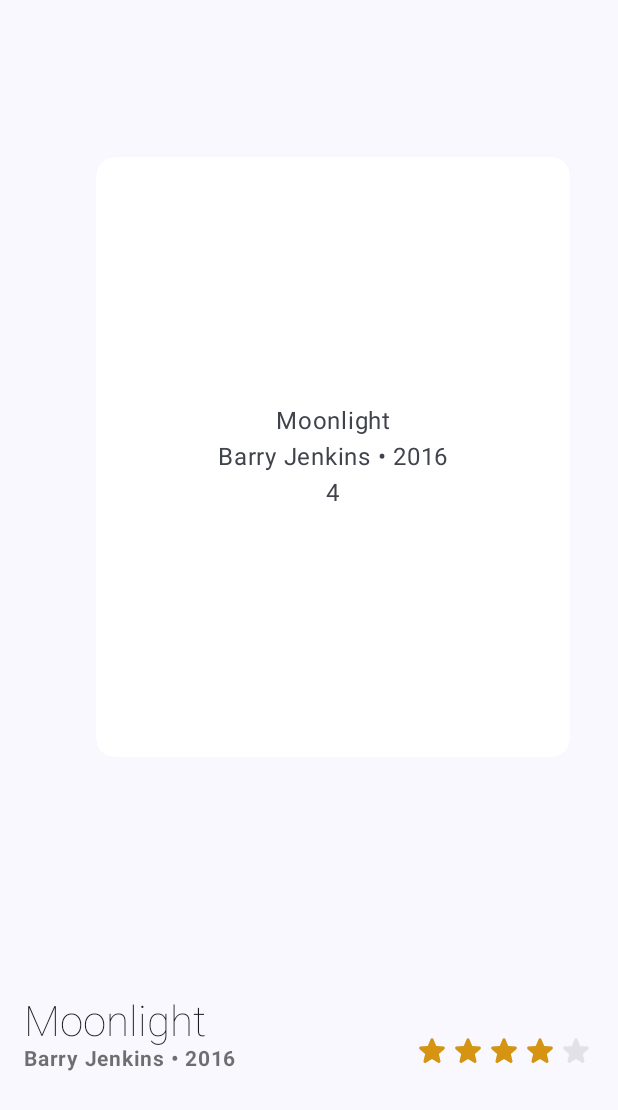
After one commit to NoXis82/CustomPagerCompose, an Android app built with Jetpack Compose: the composable MoviePager shown on its own in the app's theme, on a phone screen of 412 x 824 dp. The commit adds this screen. Shown: the top 1110 px of the screen. Run offline under Robolectric (Android 15) with nearby library versions, the phone set to English and light mode, and no system bars.

Commit message:
add movie pager

```diff
--- a/app/src/main/java/ru/noxis/custompagercompose/MainActivity.kt
+++ b/app/src/main/java/ru/noxis/custompagercompose/MainActivity.kt
@@ -1,9 +1,11 @@
 package ru.noxis.custompagercompose
 
+import android.os.Build
 import android.os.Bundle
 import androidx.activity.ComponentActivity
 import androidx.activity.compose.setContent
 import androidx.activity.enableEdgeToEdge
+import androidx.annotation.RequiresApi
 import androidx.compose.foundation.layout.fillMaxSize
 import androidx.compose.foundation.layout.padding
 import androidx.compose.material3.Scaffold
@@ -14,6 +16,7 @@ import androidx.compose.ui.tooling.preview.Preview
 import ru.noxis.custompagercompose.ui.theme.CustomPagerComposeTheme
 
 class MainActivity : ComponentActivity() {
+    @RequiresApi(Build.VERSION_CODES.S)
     override fun onCreate(savedInstanceState: Bundle?) {
         super.onCreate(savedInstanceState)
         enableEdgeToEdge()
@@ -21,7 +24,8 @@ class MainActivity : ComponentActivity() {
             CustomPagerComposeTheme {
                 Scaffold(modifier = Modifier.fillMaxSize()) { innerPadding ->
 //                    CubePager(modifier = Modifier.padding(innerPadding))
-                    CircleRevealPager(modifier = Modifier.padding(innerPadding))
+//                    CircleRevealPager(modifier = Modifier.padding(innerPadding))
+                    MoviePager(modifier = Modifier.padding(innerPadding))
                 }
             }
         }
--- /dev/null
+++ b/app/src/main/java/ru/noxis/custompagercompose/MoviePager.kt
@@ -0,0 +1,293 @@
+package ru.noxis.custompagercompose
+
+import android.graphics.RenderEffect
+import android.graphics.Shader
+import android.os.Build
+import androidx.annotation.RequiresApi
+import androidx.compose.animation.core.Spring
+import androidx.compose.animation.core.animateFloatAsState
+import androidx.compose.animation.core.spring
+import androidx.compose.foundation.background
+import androidx.compose.foundation.layout.Arrangement
+import androidx.compose.foundation.layout.Box
+import androidx.compose.foundation.layout.Column
+import androidx.compose.foundation.layout.Row
+import androidx.compose.foundation.layout.fillMaxSize
+import androidx.compose.foundation.layout.fillMaxWidth
+import androidx.compose.foundation.layout.height
+import androidx.compose.foundation.layout.padding
+import androidx.compose.foundation.layout.size
+import androidx.compose.foundation.pager.HorizontalPager
+import androidx.compose.foundation.pager.VerticalPager
+import androidx.compose.foundation.pager.rememberPagerState
+import androidx.compose.material.icons.Icons
+import androidx.compose.material.icons.rounded.Star
+import androidx.compose.material3.Card
+import androidx.compose.material3.CardDefaults
+import androidx.compose.material3.Icon
+import androidx.compose.material3.MaterialTheme
+import androidx.compose.material3.Text
+import androidx.compose.runtime.Composable
+import androidx.compose.runtime.LaunchedEffect
+import androidx.compose.runtime.derivedStateOf
+import androidx.compose.runtime.getValue
+import androidx.compose.runtime.remember
+import androidx.compose.runtime.snapshotFlow
+import androidx.compose.ui.Alignment
+import androidx.compose.ui.Modifier
+import androidx.compose.ui.draw.alpha
+import androidx.compose.ui.draw.scale
+import androidx.compose.ui.graphics.Color
+import androidx.compose.ui.graphics.asComposeRenderEffect
+import androidx.compose.ui.graphics.graphicsLayer
+import androidx.compose.ui.graphics.vector.rememberVectorPainter
+import androidx.compose.ui.text.font.FontWeight
+import androidx.compose.ui.unit.dp
+import androidx.compose.ui.unit.sp
+import androidx.compose.ui.zIndex
+import kotlin.math.ceil
+import kotlin.math.floor
+import kotlin.math.roundToInt
+
+@RequiresApi(Build.VERSION_CODES.S)
+@Composable
+fun MoviePager(modifier: Modifier = Modifier) {
+
+    val horizontalState = rememberPagerState(pageCount = { movies.size })
+
+    Column(modifier = modifier) {
+        HorizontalPager(
+            state = horizontalState,
+            modifier = Modifier
+                .weight(.7f)
+                .padding(
+                    top = 32.dp
+                ),
+            pageSpacing = 1.dp,
+            beyondViewportPageCount = 9
+        ) { page ->
+            Box(
+                modifier = Modifier
+                    .zIndex(page * 10f)
+                    .padding(
+                        start = 64.dp,
+                        end = 32.dp,
+                    )
+                    .graphicsLayer {
+                        /**
+                         * Поскольку все анимации находятся на странице слева,
+                         * мы используем startOffsetForPage() для всех анимаций.
+                         */
+                        val startOffset = horizontalState.startOffsetForPage(page)
+                        /**
+                         * Сначала мы замедляем страницу, чтобы она оставалась под текущей страницей,
+                         * и достигаем эффекта параллакса.
+                         * Для этого мы задаём translationX часть ширины страницы.
+                         */
+                        translationX = size.width * (startOffset * .99f)
+
+                        //затуманиваем и размываем страницу
+                        alpha = (2f - startOffset) / 2f
+                        val blur = (startOffset * 20f).coerceAtLeast(0.1f)
+                        renderEffect = RenderEffect
+                            .createBlurEffect(
+                                blur, blur, Shader.TileMode.DECAL
+                            )
+                            .asComposeRenderEffect()
+
+                        /**
+                         * для создания лёгкого 3D-эффекта, мы немного уменьшаем масштаб
+                         * страницы по мере её перемещения влево
+                         */
+                        val scale = 1f - (startOffset * .1f)
+                        scaleX = scale
+                        scaleY = scale
+                    }
+            ) {
+                Card(
+                    modifier = Modifier.size(width = 400.dp, height = 400.dp),
+                    colors = CardDefaults.cardColors(
+                        containerColor = MaterialTheme.colorScheme.surfaceVariant,
+                    )
+                ) {
+                    Column(
+                        modifier = Modifier
+                            .fillMaxSize()
+                            .background(movies[page].img),
+                        verticalArrangement = Arrangement.Center,
+                        horizontalAlignment = Alignment.CenterHorizontally
+                    ) {
+                        Text(text = movies[page].title)
+                        Text(text = movies[page].subtitle)
+                        Text(text = movies[page].rating.toString())
+                    }
+                }
+            }
+        }
+
+        Row(
+            modifier = Modifier
+                .padding(horizontal = 16.dp)
+                .fillMaxWidth()
+                .weight(.3f),
+            horizontalArrangement = Arrangement.SpaceBetween,
+            verticalAlignment = Alignment.CenterVertically,
+        ) {
+            val verticalState = rememberPagerState(pageCount = { movies.size })
+
+            VerticalPager(
+                state = verticalState,
+                modifier = Modifier
+                    .weight(1f)
+                    .height(72.dp),
+                userScrollEnabled = false, //Это делает его недоступным для пользователя и позволяет управлять им только нам
+                horizontalAlignment = Alignment.Start,
+            ) { page ->
+                Column(
+                    verticalArrangement = Arrangement.Center,
+                ) {
+                    Text(
+                        text = movies[page].title,
+                        style = MaterialTheme.typography.titleLarge.copy(
+                            fontWeight = FontWeight.Thin,
+                            fontSize = 28.sp,
+                        )
+                    )
+                    Text(
+                        text = movies[page].subtitle,
+                        style = MaterialTheme.typography.bodyLarge.copy(
+                            fontWeight = FontWeight.Bold,
+                            fontSize = 14.sp,
+                            color = Color.Black.copy(alpha = .56f),
+                        )
+                    )
+                }
+            }
+
+            /**
+             * snapshotFlow для сбора значений из HorizontalPager со всеми постерами
+             * Когда пользователь прокручивает Pager вниз,
+             * мы устанавливаем те же значения в VerticalPager с заголовками
+             */
+            LaunchedEffect(Unit) {
+                snapshotFlow {
+                    Pair(
+                        horizontalState.currentPage,
+                        horizontalState.currentPageOffsetFraction
+                    )
+                }.collect { (page, offset) ->
+                    verticalState.scrollToPage(page, offset)  // <---
+                }
+            }
+
+            /**
+             * нужно получить интерполированный рейтинг при прокрутке со страницы на страницу
+             */
+            val interpolatedRating by remember {
+                derivedStateOf {
+                    val position = horizontalState.offsetForPage(0)
+                    val from = floor(position).roundToInt()
+                    val to = ceil(position).roundToInt()
+
+                    val fromRating = movies[from].rating.toFloat()
+                    val toRating = movies[to].rating.toFloat()
+
+                    val fraction = position - position.toInt()
+                    fromRating + ((toRating - fromRating) * fraction)
+                }
+            }
+
+            RatingStars(rating = interpolatedRating)
+
+        }
+    }
+}
+
+@Composable
+fun RatingStars(
+    modifier: Modifier = Modifier,
+    rating: Float,
+) {
+    Row(
+        modifier = modifier
+    ) {
+
+        for (i in 1..5) {
+            val animatedScale by animateFloatAsState(
+                targetValue = if (floor(rating) >= i) {
+                    1f
+                } else if (ceil(rating) < i) {
+                    0f
+                } else {
+                    rating - rating.toInt()
+                },
+                animationSpec = spring(
+                    stiffness = Spring.StiffnessMedium
+                ),
+                label = ""
+            )
+
+            Box(
+                contentAlignment = Alignment.Center,
+            ) {
+                Icon(
+                    painter = rememberVectorPainter(image = Icons.Rounded.Star),
+                    contentDescription = null,
+                    modifier = Modifier.alpha(.1f),
+                )
+                Icon(
+                    painter = rememberVectorPainter(image = Icons.Rounded.Star),
+                    contentDescription = null,
+                    modifier = Modifier.scale(animatedScale),
+                    tint = Color(0xFFD59411)
+                )
+            }
+        }
+    }
+}
+
+data class Movie(
+    val title: String = "Avengers",
+    val subtitle: String = "",
+    val rating: Int = 4,
+    val img: Color = Color.White,
+)
+
+val movies = listOf(
+    Movie(
+        title = "Moonlight",
+        subtitle = "Barry Jenkins • 2016",
+        rating = 4,
+        img = Color.White,
+    ),
+    Movie(
+        title = "Little Miss Sunshine",
+        subtitle = "Dayton & Faris • 2006",
+        rating = 5,
+        img = Color.Green,
+    ),
+    Movie(
+        title = "The Lobster",
+        subtitle = "Yorgos Lanthimos • 2015",
+        rating = 2,
+        img = Color.LightGray,
+    ),
+    Movie(
+        title = "Her",
+        subtitle = "Spike Jonze • 2013",
+        rating = 4,
+        img = Color.Blue,
+    ),
+    Movie(
+        title = "Memento",
+        subtitle = "Christopher Nolan • 2000",
+        rating = 3,
+        img = Color.Cyan,
+    ),
+    Movie(
+        title = "The Room",
+        subtitle = "Tommy Wiseau • 2003",
+        rating = 1,
+        img = Color.Red,
+    ),
+)
```
Also changed, not shown: 2 other files.
